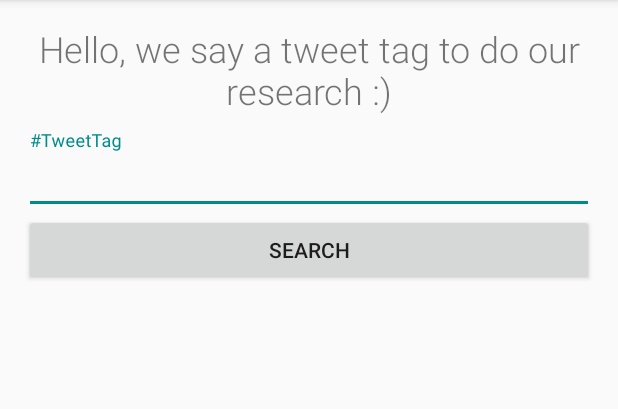
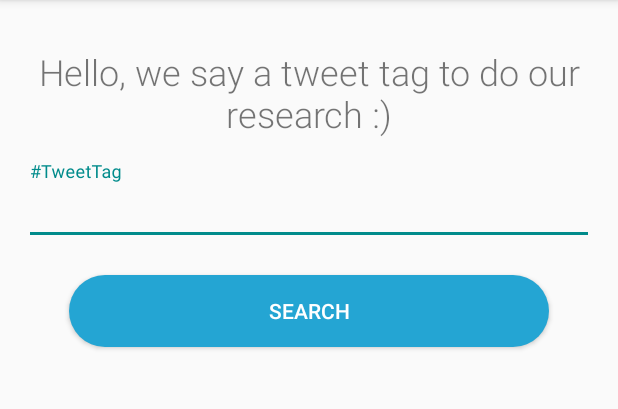
Before and after one commit to jerodac/Tweet-feeling, an Android app: the screen it shows after launch (MainActivity), on a phone screen of 412 x 824 dp, the part 84-493 px from its top. Run offline under Robolectric (Android 15) with nearby library versions, the phone set to English and light mode, and no system bars; our stand-ins replace ButterKnife; libraries missing offline, so code that uses them is left out: com.google.api.client, com.google.api.services, com.luolc.emojirain, com.twitter.sdk, pl.bclogic.pulsator4droid; 5 statements that could not run were skipped.

Commit message:
Create Button style

```diff
--- a/app/src/main/java/br/eng/jerodac/tweetfeeling/fragments/SearchTweetByTagFragment.java
+++ b/app/src/main/java/br/eng/jerodac/tweetfeeling/fragments/SearchTweetByTagFragment.java
@@ -5,6 +5,7 @@ import android.support.v7.widget.AppCompatEditText;
 import android.view.View;
 
 import br.eng.jerodac.tweetfeeling.R;
+import br.eng.jerodac.tweetfeeling.utils.AnimationSuite;
 import br.eng.jerodac.tweetfeeling.utils.AppUtil;
 import butterknife.BindView;
 import butterknife.OnClick;
@@ -36,13 +37,14 @@ public class SearchTweetByTagFragment extends BaseFragment {
 
     @Override
     protected void initComponents(View rootView) {
-
+        AnimationSuite.fadeInShowContainer(rootView);
     }
 
     private boolean validateField() {
         if (edtTag.getText().toString().equals("")) {
             inputLayoutTag.setErrorEnabled(true);
             inputLayoutTag.setError("Please insert a tweet tag ;)");
+            return false;
         }
         return true;
     }
--- a/app/src/main/java/br/eng/jerodac/tweetfeeling/utils/AnimationSuite.java
+++ b/app/src/main/java/br/eng/jerodac/tweetfeeling/utils/AnimationSuite.java
@@ -3,6 +3,7 @@ package br.eng.jerodac.tweetfeeling.utils;
 import android.support.v4.content.ContextCompat;
 import android.view.View;
 import android.view.ViewGroup;
+import android.view.animation.AnimationUtils;
 
 import com.luolc.emojirain.EmojiRainLayout;
 
@@ -42,5 +43,18 @@ public class AnimationSuite {
         }
     }
 
+    public static void fadeInShowContainer(View view) {
+        try {
+            if (view != null) {
+                if (view.getVisibility() != View.VISIBLE) {
+                    view.startAnimation(AnimationUtils.loadAnimation(view.getContext(), R.anim.fade_in));
+                    view.setVisibility(View.VISIBLE);
+                }
+            }
+        } finally {
+            return;
+        }
+    }
+
 
 }
--- /dev/null
+++ b/app/src/main/res/anim/fade_in.xml
@@ -0,0 +1,12 @@
+<?xml version="1.0" encoding="utf-8"?>
+<set xmlns:android="http://schemas.android.com/apk/res/android"
+     android:fillAfter="true"
+     android:interpolator="@android:anim/linear_interpolator">
+
+ <alpha
+        android:duration="500"
+        android:fromAlpha="0.0"
+        android:interpolator="@android:anim/accelerate_interpolator"
+        android:toAlpha="1.0"/>
+
+</set>
--- /dev/null
+++ b/app/src/main/res/color/material_button_selector.xml
@@ -0,0 +1,5 @@
+<?xml version="1.0" encoding="utf-8"?>
+<selector xmlns:android="http://schemas.android.com/apk/res/android">
+    <item android:color="@color/primary_disable_button_color" android:state_enabled="false"/>
+    <item android:color="#24a5d3"/>
+</selector>
--- /dev/null
+++ b/app/src/main/res/color/material_button_text_selector.xml
@@ -0,0 +1,6 @@
+<?xml version="1.0" encoding="utf-8"?>
+
+<selector xmlns:android="http://schemas.android.com/apk/res/android">
+    <item android:color="@color/primary_button_disable_text_color" android:state_enabled="false"/>
+    <item android:color="@color/primary_button_text_color"/>
+</selector>
--- /dev/null
+++ b/app/src/main/res/drawable-v21/ripple.xml
@@ -0,0 +1,8 @@
+<ripple xmlns:android="http://schemas.android.com/apk/res/android"
+        android:color="?android:colorControlHighlight">
+    <item android:id="@android:id/mask">
+        <shape android:shape="rectangle">
+            <solid android:color="?android:colorAccent" />
+        </shape>
+    </item>
+</ripple>
--- /dev/null
+++ b/app/src/main/res/drawable-v21/ripple_button_toolbar.xml
@@ -0,0 +1,8 @@
+<ripple xmlns:android="http://schemas.android.com/apk/res/android"
+        android:color="?android:colorControlHighlight">
+    <item android:id="@android:id/mask">
+        <shape android:shape="oval">
+            <solid android:color="?android:colorAccent"/>
+        </shape>
+    </item>
+</ripple>
--- /dev/null
+++ b/app/src/main/res/drawable-v21/ripple_round.xml
@@ -0,0 +1,9 @@
+<ripple xmlns:android="http://schemas.android.com/apk/res/android"
+        android:color="?android:colorControlHighlight">
+    <item android:id="@android:id/mask">
+        <shape android:shape="rectangle">
+            <solid android:color="?android:colorAccent"/>
+            <corners android:radius="30dp"/>
+        </shape>
+    </item>
+</ripple>
--- /dev/null
+++ b/app/src/main/res/drawable/primary_button_background.xml
@@ -0,0 +1,12 @@
+<?xml version="1.0" encoding="utf-8"?>
+
+<layer-list xmlns:android="http://schemas.android.com/apk/res/android">
+    <item>
+        <shape android:shape="rectangle">
+
+            <solid android:color="@color/material_button_selector"/>
+            <corners android:radius="30dp"/>
+        </shape>
+    </item>
+    <item android:drawable="@drawable/ripple_round"/>
+</layer-list>
--- /dev/null
+++ b/app/src/main/res/drawable/ripple_background.xml
@@ -0,0 +1,6 @@
+<?xml version="1.0" encoding="utf-8"?>
+<shape xmlns:android="http://schemas.android.com/apk/res/android"
+       android:shape="rectangle">
+    <solid android:color="@color/ripple_background"/>
+    <corners android:radius="30dp"/>
+</shape>
--- /dev/null
+++ b/app/src/main/res/drawable/ripple_round.xml
@@ -0,0 +1,20 @@
+<?xml version="1.0" encoding="utf-8"?>
+<selector xmlns:android="http://schemas.android.com/apk/res/android">
+
+    <item android:state_pressed="false">
+        <layer-list>
+            <item
+                android:bottom="4px"
+                android:drawable="@drawable/ripple_transparent"/>
+        </layer-list>
+    </item>
+    <item android:state_pressed="true">
+        <layer-list>
+
+            <item
+                android:bottom="4px"
+                android:drawable="@drawable/ripple_background"/>
+        </layer-list>
+    </item>
+
+</selector>
--- /dev/null
+++ b/app/src/main/res/drawable/ripple_transparent.xml
@@ -0,0 +1,6 @@
+<?xml version="1.0" encoding="utf-8"?>
+<shape xmlns:android="http://schemas.android.com/apk/res/android"
+    android:shape="rectangle">
+    <solid android:color="@android:color/transparent" />
+    <corners android:radius="30dp"/>
+</shape>
--- a/app/src/main/res/layout/searh_tweets_fragment.xml
+++ b/app/src/main/res/layout/searh_tweets_fragment.xml
@@ -8,18 +8,18 @@
     <android.support.v7.widget.AppCompatTextView
         android:layout_width="match_parent"
         android:layout_height="wrap_content"
+        android:layout_marginTop="15dp"
         android:fontFamily="sans-serif-light"
         android:gravity="center"
-        android:textSize="24sp"
-        android:text="@string/search_tweet_title_screen"/>
-
+        android:text="@string/search_tweet_title_screen"
+        android:textSize="24sp" />
 
 
     <android.support.design.widget.TextInputLayout
         android:id="@+id/input_layout_tag"
-        android:layout_marginTop="10dp"
         android:layout_width="match_parent"
-        android:layout_height="wrap_content">
+        android:layout_height="wrap_content"
+        android:layout_marginTop="15dp">
 
         <android.support.v7.widget.AppCompatEditText
             android:id="@+id/edt_tag"
@@ -31,8 +31,10 @@
 
     <android.support.v7.widget.AppCompatButton
         android:id="@+id/btn_search_tweets"
+        style="@style/PrimaryButton"
         android:layout_width="match_parent"
         android:layout_height="wrap_content"
-        android:text="Search"/>
+        android:layout_marginTop="20dp"
+        android:text="Search" />
 
 </LinearLayout>
--- a/app/src/main/res/values/colors.xml
+++ b/app/src/main/res/values/colors.xml
@@ -8,4 +8,10 @@
     <color name="color_feeling_neutral">#979797</color>
     <color name="color_feeling_sad">#2533f9</color>
 
+    <color name="primary_disable_button_color">#6024a5d3</color>
+    <color name="primary_button_text_color">#ffffffff</color>
+    <color name="primary_button_disable_text_color">#4Dffffff</color>
+    <color name="color_text_button">#FFFFFF</color>
+    <color name="ripple_background">#33969696</color>
+
 </resources>
--- a/app/src/main/res/values/styles.xml
+++ b/app/src/main/res/values/styles.xml
@@ -8,4 +8,20 @@
         <item name="colorAccent">@color/colorAccent</item>
     </style>
 
+    <!--Primary Button -->
+    <style name="PrimaryButton" parent="MaterialPrimaryButton">
+        <item name="android:layout_width">match_parent</item>
+        <item name="android:layout_height">55dp</item>
+        <item name="android:background">@drawable/primary_button_background</item>
+        <item name="android:textColor">@color/color_text_button</item>
+        <item name="android:layout_marginRight">30dp</item>
+        <item name="android:layout_marginLeft">30dp</item>
+        <item name="android:layout_marginBottom">8dp</item>
+    </style>
+
+    <style name="MaterialPrimaryButton" parent="Widget.AppCompat.Button.Colored">
+        <item name="colorButtonNormal">@color/material_button_selector</item>
+        <item name="android:textColorPrimary">@color/material_button_text_selector</item>
+    </style>
+
 </resources>
```
